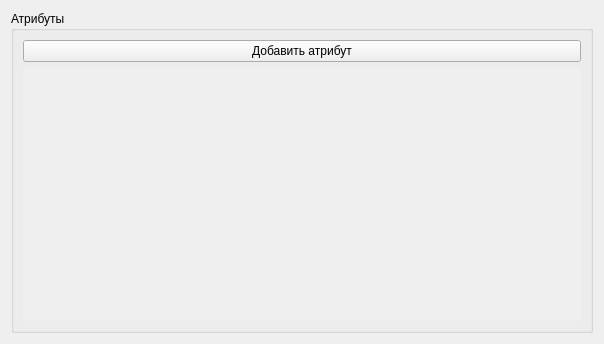
The window that qgis_pds_renderer_base.ui (vvkond/QGIS) describes before a commit, drawn with Qt 5.
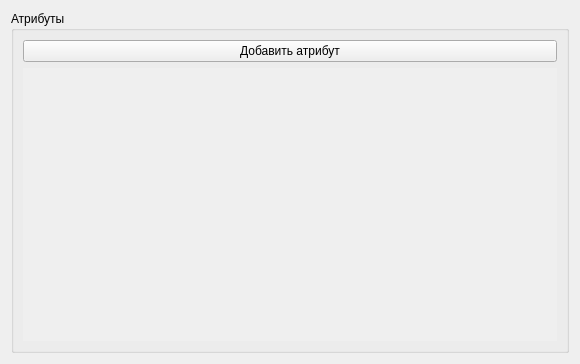
The same window after the commit.

```diff
--- a/qgis_pds_renderer_base.ui
+++ b/qgis_pds_renderer_base.ui
@@ -6,8 +6,8 @@
    <rect>
     <x>0</x>
     <y>0</y>
-    <width>604</width>
-    <height>344</height>
+    <width>580</width>
+    <height>364</height>
    </rect>
   </property>
   <property name="windowTitle">
@@ -39,8 +39,8 @@
           <rect>
            <x>0</x>
            <y>0</y>
-           <width>566</width>
-           <height>264</height>
+           <width>542</width>
+           <height>284</height>
           </rect>
          </property>
          <layout class="QGridLayout" name="gridLayout_9">
```
